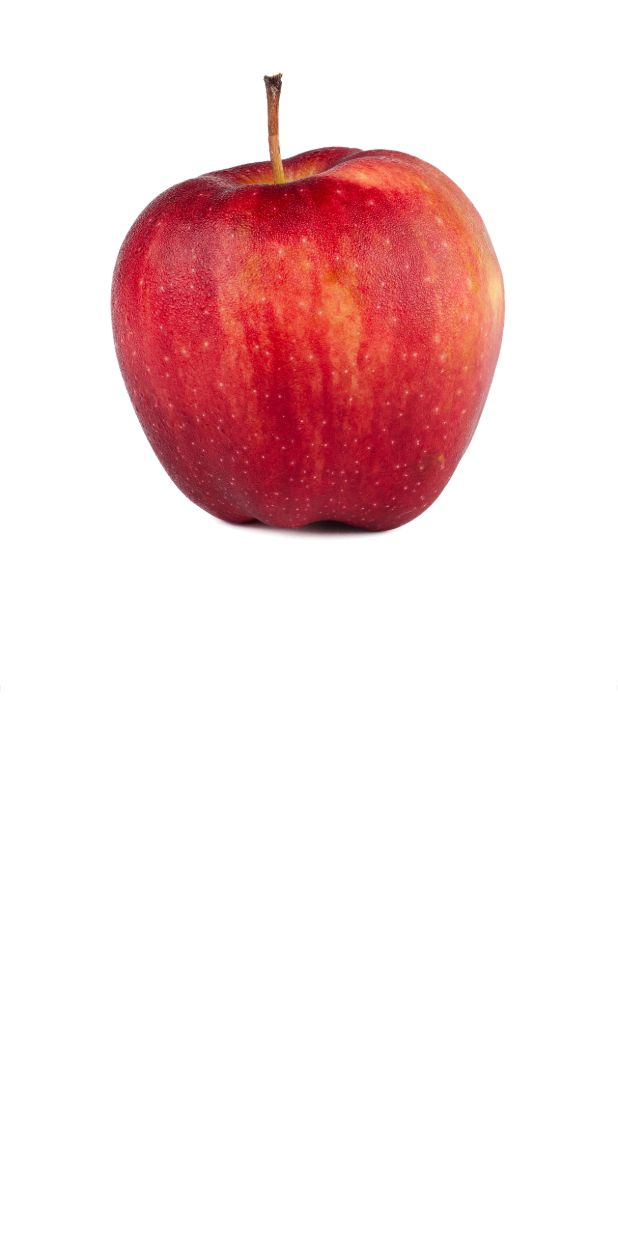
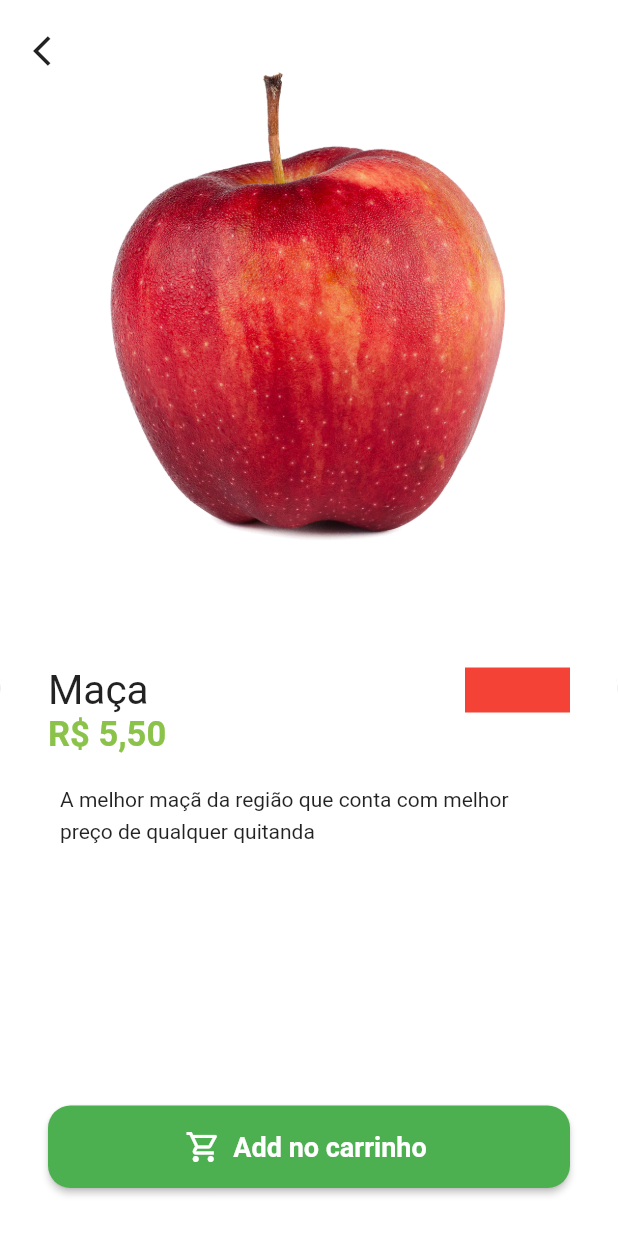
Before and after one commit to BREstrai/quitanda, a Flutter app: the HomeTab screen opened directly, after a tap on "Maça", on a phone screen of 412 x 824 dp. Run offline on Flutter 3.47's test engine with Material 2 defaults, Android fonts, the phone set to English and light mode, and no system bars; our stand-ins replace animated_text_kit, badges, mask_text_input_formatter.

```diff
--- a/lib/src/pages/home/components/item_tile.dart
+++ b/lib/src/pages/home/components/item_tile.dart
@@ -41,7 +41,10 @@ class ItemTile extends StatelessWidget {
                 children: [
                   //Imagem
                   Expanded(
-                    child: Image.asset(item.imgUrl),
+                    child: Hero(
+                      child: Image.asset(item.imgUrl),
+                      tag: item.imgUrl,
+                    ),
                   ),
 
                   //Nome do Produto
--- a/lib/src/pages/product/product_screen.dart
+++ b/lib/src/pages/product/product_screen.dart
@@ -1,24 +1,32 @@
 import 'package:flutter/material.dart';
-import 'package:flutter/src/foundation/key.dart';
-import 'package:flutter/src/widgets/framework.dart';
+import 'package:quitanda/src/config/custom_colors.dart';
 import 'package:quitanda/src/models/item_model.dart';
+import 'package:quitanda/src/services/utils_Service.dart';
 
 class ProductScreen extends StatelessWidget {
-  const ProductScreen({Key? key, required this.item}) : super(key: key);
+  ProductScreen({Key? key, required this.item}) : super(key: key);
 
   final ItemModel item;
+  final UtilsServices utilsServices = UtilsServices();
 
   @override
   Widget build(BuildContext context) {
     return Scaffold(
       backgroundColor: Colors.white.withAlpha(230),
-      body: Column(
+      body: Stack(
+        children: [
+          //Conteúdo
+          Column(
             children: [
               Expanded(
+                child: Hero(
                   child: Image.asset(item.imgUrl),
+                  tag: item.imgUrl,
+                ),
               ),
               Expanded(
                 child: Container(
+                  padding: EdgeInsets.all(32),
                   decoration: BoxDecoration(
                     color: Colors.white,
                     borderRadius: const BorderRadius.vertical(
@@ -31,6 +39,96 @@ class ProductScreen extends StatelessWidget {
                       ),
                     ],
                   ),
+                  child: Column(
+                    crossAxisAlignment: CrossAxisAlignment.stretch,
+                    //Nome - Quantidade
+                    children: [
+                      Row(
+                        children: [
+                          Expanded(
+                            child: Text(
+                              item.itemName,
+                              maxLines: 2,
+                              overflow: TextOverflow.ellipsis,
+                              style: TextStyle(fontSize: 27),
+                            ),
+                          ),
+                          Container(
+                            height: 30,
+                            width: 70,
+                            color: Colors.red,
+                          ),
+                        ],
+                      ),
+
+                      //Preço
+                      Text(
+                        utilsServices.priceToCurrency(item.price),
+                        style: TextStyle(
+                          fontSize: 23,
+                          fontWeight: FontWeight.bold,
+                          color: CustomColors.customSwatchColor,
+                        ),
+                      ),
+
+                      //Descrição
+                      Expanded(
+                        child: Padding(
+                          padding: const EdgeInsets.all(8.0),
+                          child: SingleChildScrollView(
+                            padding: const EdgeInsets.symmetric(
+                              vertical: 10,
+                            ),
+                            child: Text(
+                              item.description,
+                              style: const TextStyle(
+                                height: 1.5,
+                              ),
+                            ),
+                          ),
+                        ),
+                      ),
+
+                      //Botão
+                      SizedBox(
+                        height: 55,
+                        child: ElevatedButton.icon(
+                          onPressed: () {},
+                          label: const Text(
+                            "Add no carrinho",
+                            style: TextStyle(
+                              fontSize: 18,
+                              fontWeight: FontWeight.bold,
+                            ),
+                          ),
+                          icon: const Icon(
+                            Icons.shopping_cart_outlined,
+                            color: Colors.white,
+                          ),
+                          style: ElevatedButton.styleFrom(
+                            shape: RoundedRectangleBorder(
+                              borderRadius: BorderRadius.circular(15),
+                            ),
+                          ),
+                        ),
+                      ),
+                    ],
+                  ),
+                ),
+              ),
+            ],
+          ),
+
+          Positioned(
+            left: 10,
+            top: 10,
+            child: SafeArea(
+              child: IconButton(
+                onPressed: () {
+                  Navigator.of(context).pop();
+                },
+                icon: Icon(Icons.arrow_back_ios),
+              ),
             ),
           ),
         ],
```
Lines whose indentation alone changed are shown as unchanged.
